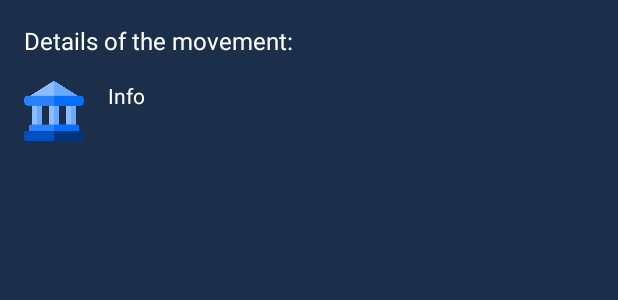
After one commit to jtorrast/dm-banco-jototo, an Android app: the layout dialog_movement.xml on its own in the app's theme, with its tools: preview values and no code run, on a phone screen of 412 x 824 dp. The commit adds this screen. Shown: the top 300 px of the screen. Run offline under Robolectric (Android 15) with nearby library versions, the phone set to English and light mode, and no system bars.

Commit message:
Dialogo info movimiento añadido

```diff
--- /dev/null
+++ b/app/src/main/res/layout/dialog_movement.xml
@@ -0,0 +1,38 @@
+<?xml version="1.0" encoding="utf-8"?>
+<androidx.constraintlayout.widget.ConstraintLayout xmlns:android="http://schemas.android.com/apk/res/android"
+    android:layout_width="match_parent"
+    android:layout_height="match_parent"
+    android:padding="16dp"
+    xmlns:app="http://schemas.android.com/apk/res-auto"
+    android:background="@color/azul_oscuro_medio">
+
+    <TextView
+        android:id="@+id/dialogTitle"
+        android:layout_width="match_parent"
+        android:layout_height="wrap_content"
+        android:text="@string/dialogTitleMovements"
+        android:textColor="@color/white"
+        android:textSize="16sp"
+       android:paddingBottom="16dp"
+        app:layout_constraintTop_toTopOf="parent"
+        app:layout_constraintStart_toStartOf="parent"/>
+
+    <ImageView
+        android:id="@+id/imgDialog"
+        android:layout_width="@dimen/card_imag_size"
+        android:layout_height="@dimen/card_imag_size"
+        android:src="@drawable/bank_logo"
+        app:layout_constraintTop_toBottomOf="@id/dialogTitle"
+        app:layout_constraintStart_toStartOf="parent"/>
+
+    <TextView
+        android:id="@+id/textInfo"
+        android:layout_width="wrap_content"
+        android:layout_height="wrap_content"
+        android:text="Info"
+        android:textColor="@color/white"
+        android:layout_marginStart="16dp"
+        app:layout_constraintTop_toBottomOf="@id/dialogTitle"
+        app:layout_constraintStart_toEndOf="@id/imgDialog"/>
+
+</androidx.constraintlayout.widget.ConstraintLayout>
--- a/app/src/main/res/values/strings.xml
+++ b/app/src/main/res/values/strings.xml
@@ -49,8 +49,8 @@
     <string name="text_movements_title">Movements</string>
     <string name="caption_last_movements">Last movements:</string>
     <string name="text_btnMovements">Movements</string>
-    <!-- TODO: Remove or change this placeholder text -->
-    <string name="hello_blank_fragment">Hello blank fragment</string>
+    <string name="accept">Accept</string>
+    <string name="dialogTitleMovements">Details of the movement:</string>
 
 
 </resources>
```
Also changed, not shown: app/src/main/java/com/example/banco_jototo/activities/GlobalPositionActivity.kt (+21 -0 lines), app/src/main/java/com/example/banco_jototo/activities/GlobalPositionDetailsActivity.kt (+21 -0 lines), 1 other file.
